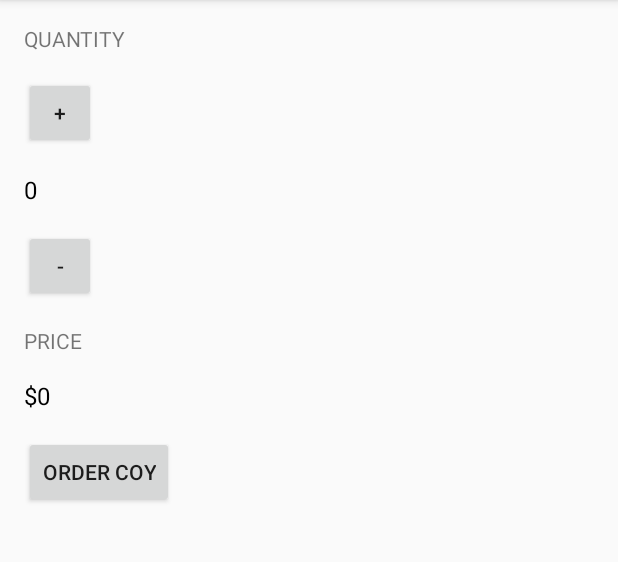
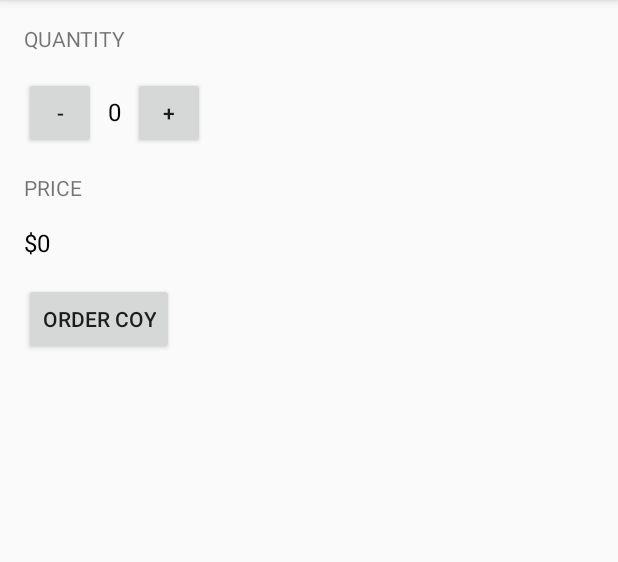
Before and after one commit to mangkel3/JustJava, an Android app: the screen it shows after launch (MainActivity), on a phone screen of 412 x 824 dp, the part 84-646 px from its top. Run offline under Robolectric (Android 15) with nearby library versions, the phone set to English and light mode, and no system bars.

```diff
--- a/app/src/main/java/com/afradadmedia/android/justjava/MainActivity.java
+++ b/app/src/main/java/com/afradadmedia/android/justjava/MainActivity.java
@@ -9,7 +9,7 @@ import java.text.*;
 
 public class MainActivity extends AppCompatActivity {
 
-    int quantity = 0;
+   int quantity = 0;
 
    @Override
    protected void onCreate(Bundle savedInstanceState) {
@@ -28,8 +28,11 @@ public class MainActivity extends AppCompatActivity {
    }
 
    public void submitOrder(View view) {
-      display(quantity);
-      displayPrice(quantity * 5);
+      String priceMessage = "Free";
+      displayMessage(priceMessage);
+
+      // display(quantity);
+      // displayPrice(quantity * 5);
    }
 
    private void display(int number) {
@@ -44,4 +47,9 @@ public class MainActivity extends AppCompatActivity {
       priceTextView.setText(NumberFormat.getCurrencyInstance().format(number));
    }
 
+   private void displayMessage(String message) {
+      TextView priceTextView = (TextView) findViewById(R.id.price_text_view);
+      priceTextView.setText(message);
+   }
+
 }
--- a/app/src/main/res/layout/activity_main.xml
+++ b/app/src/main/res/layout/activity_main.xml
@@ -12,39 +12,47 @@
     tools:context="com.afradadmedia.android.justjava.MainActivity">
 
     <TextView
-        android:layout_width="wrap_content"
+        android:layout_width="match_parent"
         android:layout_height="wrap_content"
         android:layout_marginBottom="16dp"
         android:text="Quantity"
         android:textAllCaps="true"/>
 
-    <Button
-        android:id="@+id/increment_text_view"
-        android:layout_width="48dp"
-        android:layout_height="48dp"
-        android:layout_marginBottom="16dp"
-        android:padding="0dp"
-        android:text="+"
-        android:onClick="increment"/>
-
-
-    <TextView
-        android:id="@+id/quantity_text_view"
+    <LinearLayout
         android:layout_width="wrap_content"
         android:layout_height="wrap_content"
-        android:layout_marginBottom="16dp"
-        android:text="0"
-        android:textSize="16sp"
-        android:textColor="@android:color/black"/>
+        android:orientation="horizontal">
 
-    <Button
-        android:id="@+id/decrement_text_view"
-        android:layout_width="48dp"
-        android:layout_height="48dp"
-        android:layout_marginBottom="16dp"
-        android:padding="0dp"
-        android:text="-"
-        android:onClick="decrement"/>
+        <Button
+            android:id="@+id/decrement_text_view"
+            android:layout_width="48dp"
+            android:layout_height="48dp"
+            android:layout_marginBottom="16dp"
+            android:onClick="decrement"
+            android:padding="0dp"
+            android:text="-"/>
+
+        <TextView
+            android:id="@+id/quantity_text_view"
+            android:layout_width="wrap_content"
+            android:layout_height="wrap_content"
+            android:layout_marginBottom="16dp"
+            android:layout_marginLeft="8dp"
+            android:layout_marginRight="8dp"
+            android:text="0"
+            android:textColor="@android:color/black"
+            android:textSize="16sp"/>
+
+        <Button
+            android:id="@+id/increment_text_view"
+            android:layout_width="48dp"
+            android:layout_height="48dp"
+            android:layout_marginBottom="16dp"
+            android:onClick="increment"
+            android:padding="0dp"
+            android:text="+"/>
+
+    </LinearLayout>
 
     <TextView
         android:layout_width="wrap_content"
@@ -58,15 +66,15 @@
         android:layout_width="wrap_content"
         android:layout_height="wrap_content"
         android:text="$0"
-        android:textSize="16sp"
-        android:textColor="@android:color/black"/>
+        android:textColor="@android:color/black"
+        android:textSize="16sp"/>
 
     <Button
         android:layout_width="wrap_content"
         android:layout_height="wrap_content"
+        android:layout_marginBottom="16dp"
         android:layout_marginTop="16dp"
-        android:layout_marginBottom="16dp"
+        android:onClick="submitOrder"
         android:text="Order Coy"
-        android:textAllCaps="true"
-        android:onClick="submitOrder" />
+        android:textAllCaps="true"/>
 </LinearLayout>
```
